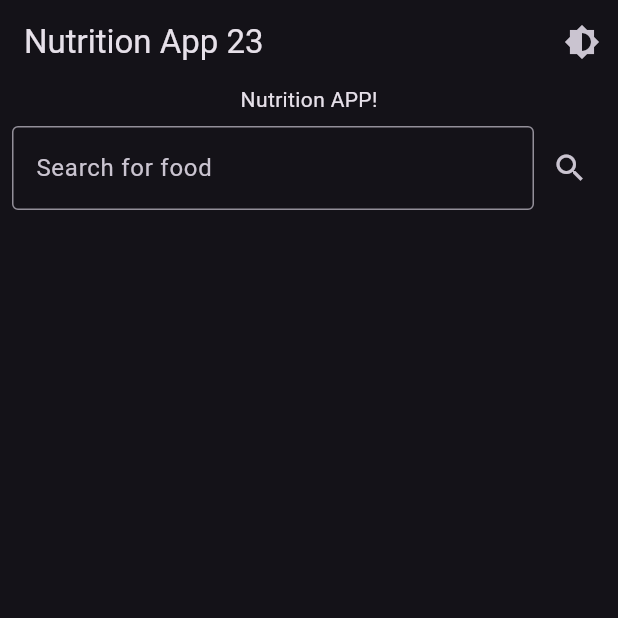
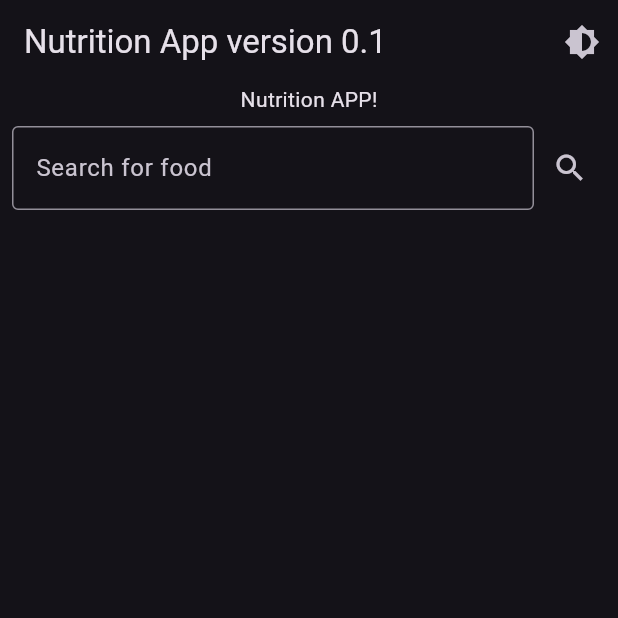
Before and after one commit to Geeck03/Nutrition_Search_App, a Flutter app: the screen it shows after launch, on a phone screen of 412 x 824 dp, the top half of it. Run offline on Flutter 3.47's test engine with Material 3 defaults, Android fonts, the light colour scheme and no system bars.

Commit message:
Update main.dart

```diff
--- a/lib/main.dart
+++ b/lib/main.dart
@@ -57,15 +57,9 @@ class MyAppState extends State<MyApp> {
 class NetworkManager extends ChangeNotifier {
   final String _baseURL = 'https://api.nal.usda.gov/fdc/v1';
   final String _apiKey = 'ikjpw5Ld99JHwUWTFjCEqRctWl8kGeldAVhuC0Oa';
-  FoodData? foodData;
-  // …
-  //List<Food> get foodsList => foodData?.foods ?? [];
-  //NetworkManager({required this.baseUrl, required this.BearerToken});
-  //!5 changed from false
+  FoodData? foodData; // FoodData object to hold the fetched data
   bool isLoading = false; // Flag to indicate loading state
-  String? errorMessage; // Error message to display in case of failure
-  //!3
-  //FoodData? foodData; // FoodData object to hold the fetched data
+  String? errorMessage; // Error message to display in case of failu
   String searchQuery = '';
 
   Future<void> searchFoods(String query) async {
@@ -76,12 +70,20 @@ class NetworkManager extends ChangeNotifier {
     notifyListeners();
 
     //Creates the URL for the API call
-
     // curl https://api.nal.usda.gov/fdc/v1/foods/search?api_key=DEMO_KEY&query=Cheddar%20Cheese
 
     final url = Uri.parse(
       '$_baseURL/foods/search?api_key=$_apiKey&query=$query',
     );
+
+    /*
+    https://fdc.nal.usda.gov/api-guide
+
+    Sample curl command to test the USDA API call
+    'url_here'
+    -H 'accept: application/json'
+
+    */
 
     final headers = {
       //'Authorization': 'Bearer $_bearerToken',
@@ -93,17 +95,7 @@ class NetworkManager extends ChangeNotifier {
 
       //final response = await http.get('//api.nal.usda.gov/fdc/v1/foods/search?api_key=DEMO_KEY&query=Cheddar%20Cheese');
       if (response.statusCode == 200) {
-        //final data = jsonDecode(response.body);
-        //!4 changed the results key to foods to match with JSOn
-        //print("Got to 200");
-
-        //!5
-
-        errorMessage = 'got to 200';
         foodData = foodDataFromJson(response.body);
-        // Deserialize the JSON response
-        //final foodData = FoodData.fromJson(data); // Deserialize the JSON response
-        // final foodList = (data['foods'] as List).map((e) => FoodData.fromMap);
       } else {
         errorMessage =
             'Failed to fetch foods. Status code ${response.statusCode}';
@@ -135,7 +127,7 @@ class HomeScreen extends StatelessWidget {
     // 1! add network provider
     return Scaffold(
       appBar: AppBar(
-        title: const Text('Nutrition App 23'),
+        title: const Text('Nutrition App version 0.1'),
         actions: [
           IconButton(
             icon: const Icon(Icons.brightness_6),
@@ -153,19 +145,23 @@ class HomeScreen extends StatelessWidget {
             padding: const EdgeInsets.all(8.0),
             child: SearchBar(
               onSubmit: (query) async {
-                Text("On submit: $query"); // Print the search query
+                //Text("On submit: $query"); // Print the search query
                 await networkManager.searchFoods(query); //!2
               }, //
             ),
           ),
 
           //!3
-          if (networkManager.isLoading) const CircularProgressIndicator(),
+          if (networkManager.isLoading)
+            const Center(child: CircularProgressIndicator()),
+
           if (networkManager.errorMessage != null)
             ErrorView(message: networkManager.errorMessage!),
+
           if (!networkManager.isLoading &&
               networkManager.foodData != null &&
-              networkManager.foodData!.foods.isEmpty)
+              networkManager.foodData!.foods.isEmpty &&
+              networkManager.searchQuery.isNotEmpty)
             const EmptyResultsView(), // Display when no results are found
 
           if (!networkManager.isLoading &&
@@ -175,9 +171,7 @@ class HomeScreen extends StatelessWidget {
               child: ListView.builder(
                 itemCount: networkManager.foodData!.foods.length,
                 itemBuilder: (context, index) {
-                  //!6 should it be final
                   final foodItem = networkManager.foodData!.foods[index];
-
                   return GestureDetector(
                     onTap:
                         () => Navigator.push(
@@ -252,10 +246,10 @@ class FoodRow extends StatelessWidget {
 }
 
 class FoodDetailView extends StatelessWidget {
-  final Food foodItem;
+  final Food food;
   // Food object to display
 
-  const FoodDetailView({super.key, required this.foodItem}); // Constructor
+  const FoodDetailView({super.key, required this.food}); // Constructor
 
   @override
   Widget build(BuildContext context) {
@@ -325,18 +319,3 @@ class FoodDetailScreen extends StatelessWidget {
     );
   }
 }
-
-// To parse this JSON data, do
-//
-
-// Deserialization: Converts a JSON string into a Dart object
-// final foodData = foodDataFromJson(jsonString);
-
-// Used QuickType to generate the model classes https://app.quicktype.io/
-/*
-This code defines how to deserialize JSON into Dart objects
-and serialize Dart objects back into JSON.
-*/
-
-// Serialization/Deserialization
-// JSON String -> Dart Objects
```
